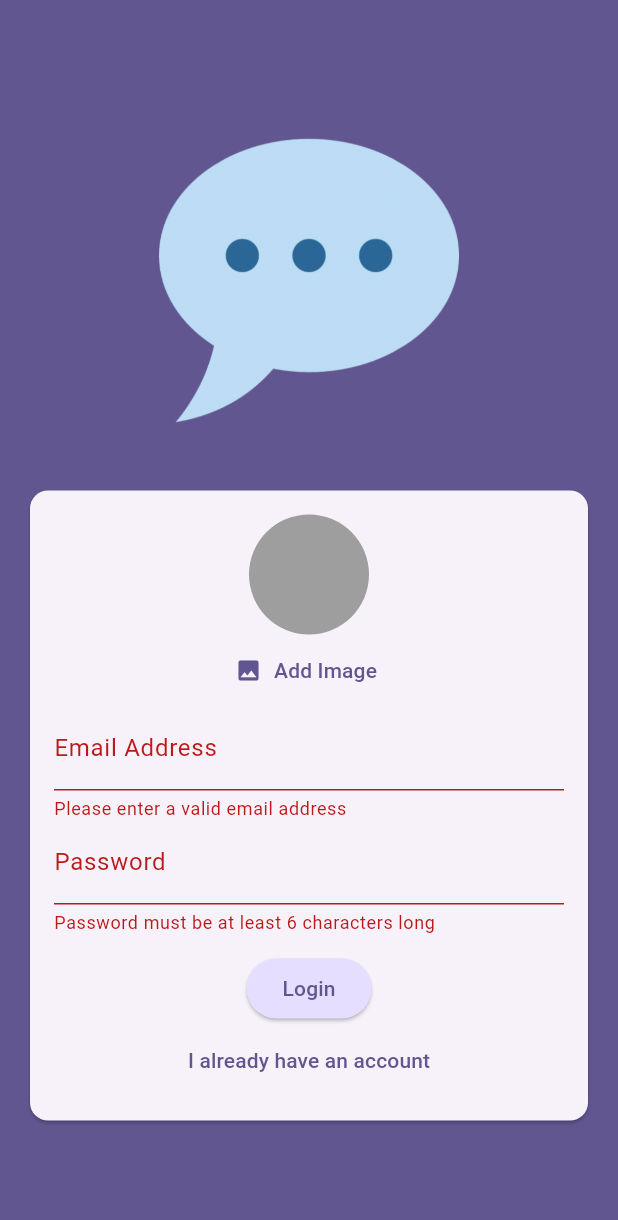
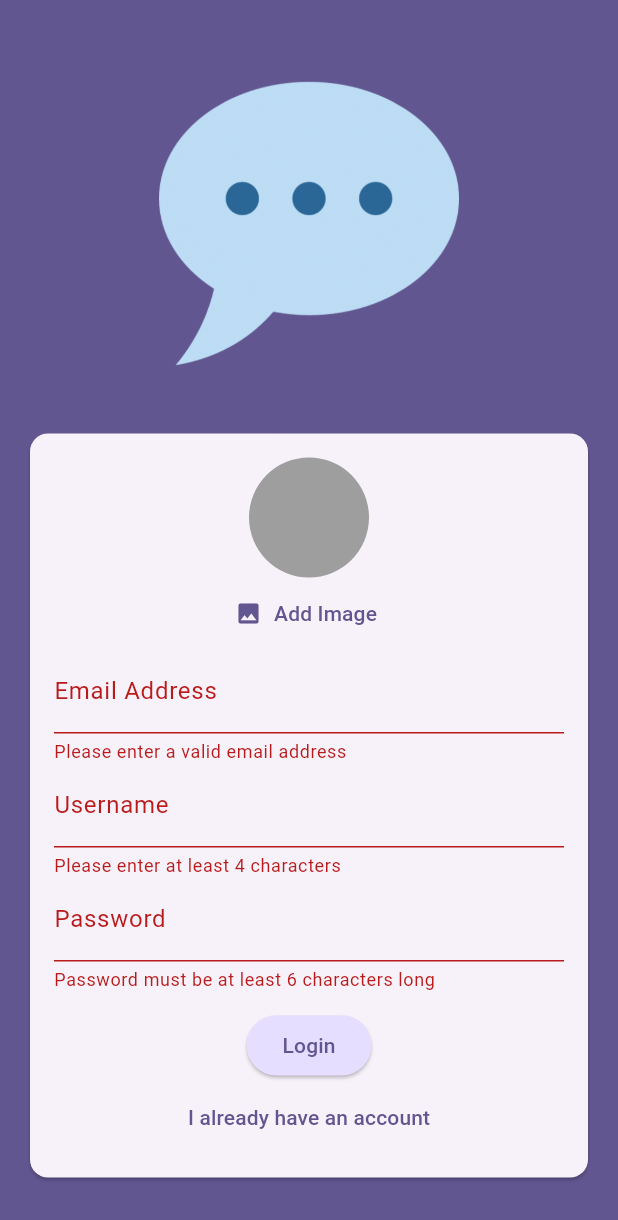
Before and after one commit to KotenkoNata/flutter_dart_course, a Flutter app: the screen it shows after launch, after a tap on "Signup", after a tap on "Create an account", after a tap on "Login", on a phone screen of 412 x 824 dp. Shown: the top 1220 px of the screen. Run offline on Flutter 3.47's test engine with Material 3 defaults, Android fonts, the phone set to English and light mode, and no system bars; our stand-ins replace cloud_firestore, firebase_auth, firebase_core, firebase_storage, image_picker; accounts and stored records are empty; generated files the repository leaves out were written again.

Commit message:
feat: Storing a Username

```diff
--- a/lib/screens/auth.dart
+++ b/lib/screens/auth.dart
@@ -24,6 +24,7 @@ class _AuthScreenState extends State<AuthScreen>{
   var _enteredPassword = '';
   File? _selectedImage;
   var _isAuthenticating = false;
+  var _enteredUsername = '';
 
 
   void _submit() async {
@@ -54,7 +55,7 @@ class _AuthScreenState extends State<AuthScreen>{
             .collection('users')
             .doc(userCredentials.user!.uid)
             .set({
-          'username': 'to be done..',
+          'username': _enteredUsername,
           'email': _enteredEmail,
           'image_url': imageUrl,
         });
@@ -122,6 +123,19 @@ class _AuthScreenState extends State<AuthScreen>{
                                 _enteredEmail = value!;
                               },
                             ),
+                            if(!_isLogin)
+                              TextFormField(
+                                decoration: const InputDecoration(labelText: 'Username'),
+                                enableSuggestions: false,
+                                validator: (value) {
+                                  if(value == null || value.isEmpty || value.trim().length < 4){
+                                    return 'Please enter at least 4 characters';
+                                  }
+                                },
+                                onSaved: (value) {
+                                  _enteredUsername = value!;
+                                },
+                              ),
                             TextFormField(
                               decoration: const InputDecoration(
                                 labelText: 'Password',
```
